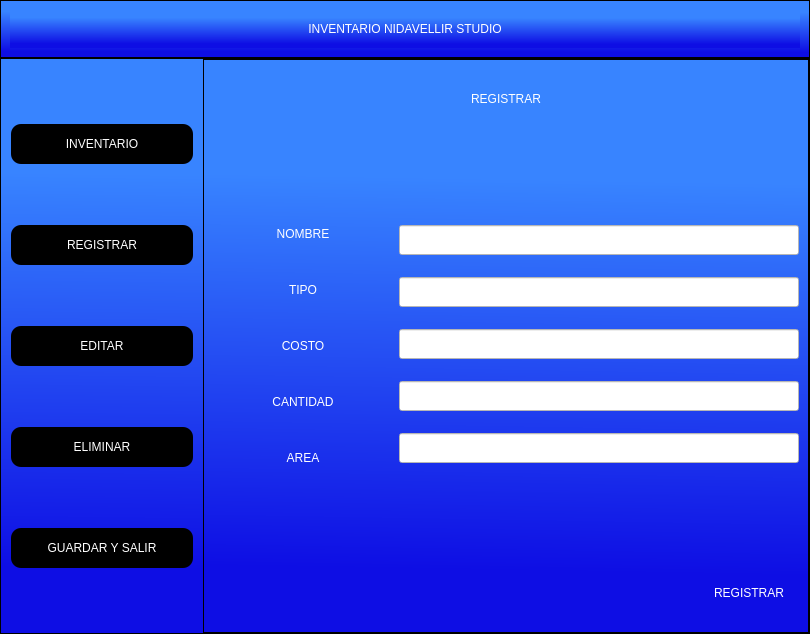
Old version of the form views/view1.ui in the repository TyrellWellick09/App_Inventaryax.
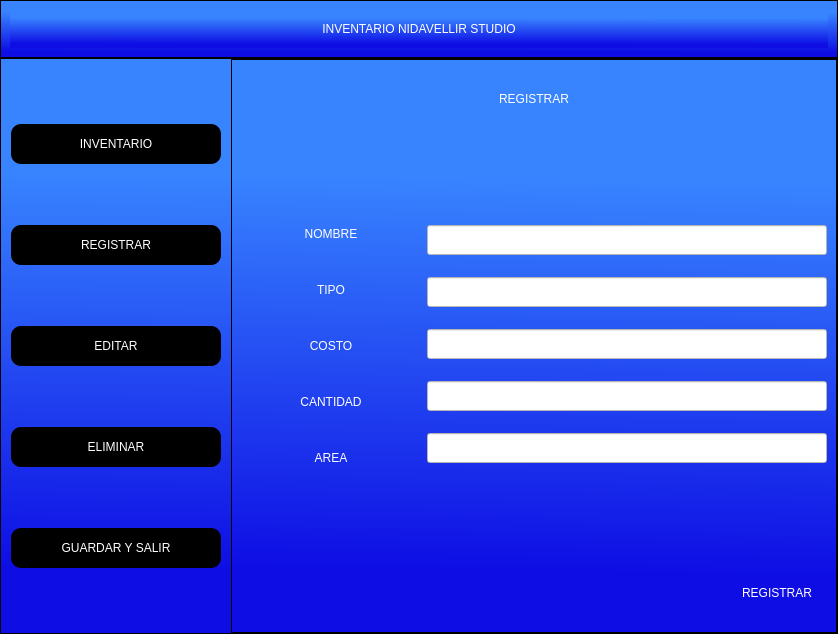
New version of the form. The open tabs and pages were chosen to show the change.

Commit message: Codigo de referencia

Diff of the .ui file:
```diff
--- a/views/view1.ui
+++ b/views/view1.ui
@@ -6,7 +6,7 @@
    <rect>
     <x>0</x>
     <y>0</y>
-    <width>810</width>
+    <width>838</width>
     <height>634</height>
    </rect>
   </property>
```
Left out of the diff: 2 changed lines with no effect on the pictures. The commit also changes 2 other files.
